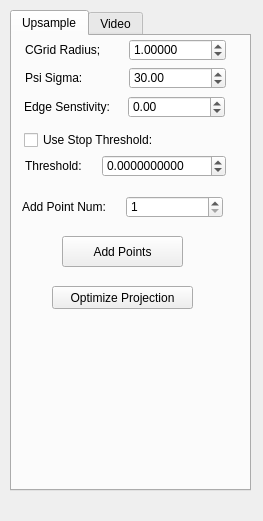
Before: the Qt Designer form point-cloud-2015/UI/upsampling_para.ui in sunwaylive/Point-Cloud-Processing-2015, drawn with Qt 5.
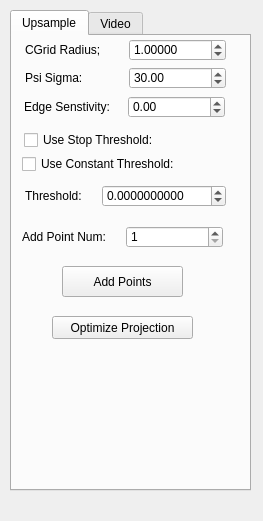
After: the same form once the commit is applied.

Commit message: added adaptive upsampling

Diff of the .ui file:
```diff
--- a/point-cloud-2015/UI/upsampling_para.ui
+++ b/point-cloud-2015/UI/upsampling_para.ui
@@ -33,7 +33,7 @@
      <property name="geometry">
       <rect>
        <x>40</x>
-       <y>250</y>
+       <y>280</y>
        <width>141</width>
        <height>23</height>
       </rect>
@@ -59,7 +59,7 @@
      <property name="geometry">
       <rect>
        <x>50</x>
-       <y>200</y>
+       <y>230</y>
        <width>121</width>
        <height>31</height>
       </rect>
@@ -104,7 +104,7 @@
      <property name="geometry">
       <rect>
        <x>10</x>
-       <y>160</y>
+       <y>190</y>
        <width>201</width>
        <height>22</height>
       </rect>
@@ -133,7 +133,7 @@
      <property name="geometry">
       <rect>
        <x>13</x>
-       <y>119</y>
+       <y>149</y>
        <width>201</width>
        <height>22</height>
       </rect>
@@ -237,6 +237,19 @@
       </item>
      </layout>
     </widget>
+    <widget class="QCheckBox" name="use_constant_threshold">
+     <property name="geometry">
+      <rect>
+       <x>10</x>
+       <y>120</y>
+       <width>161</width>
+       <height>16</height>
+      </rect>
+     </property>
+     <property name="text">
+      <string>Use Constant Threshold:</string>
+     </property>
+    </widget>
    </widget>
    <widget class="QWidget" name="tab_2">
     <attribute name="title">
```
The commit also changes 6 other files.
